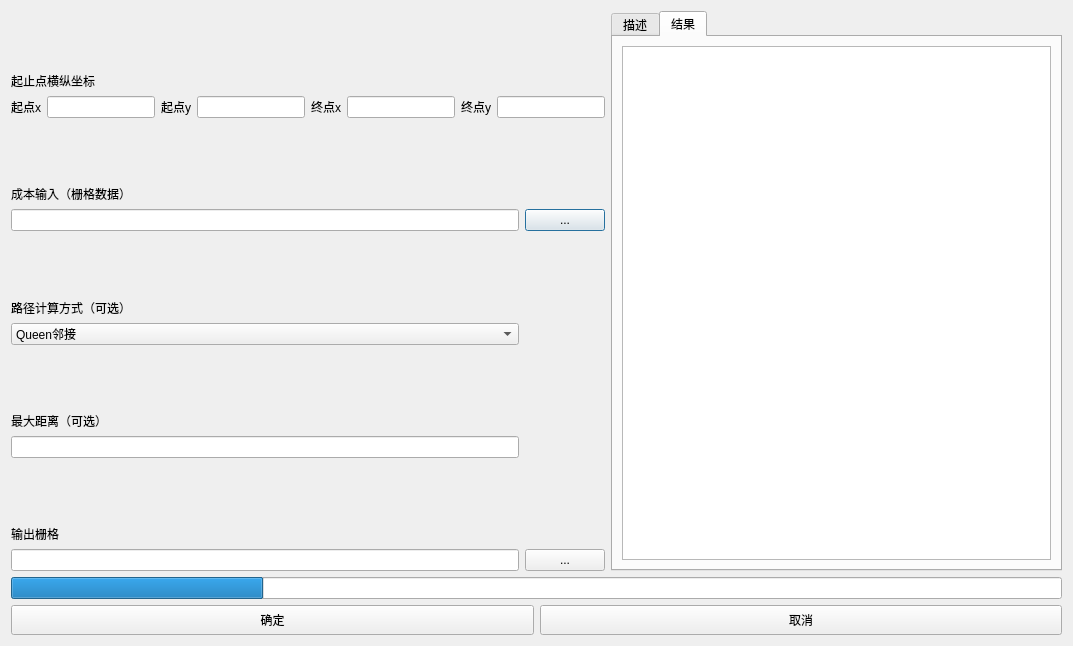
Before: the Qt Designer form shortest_path/shortest_path_dialog_base.ui in TianyouCheng/Shortest-Path-QGIS-Plugin, drawn with Qt 5.
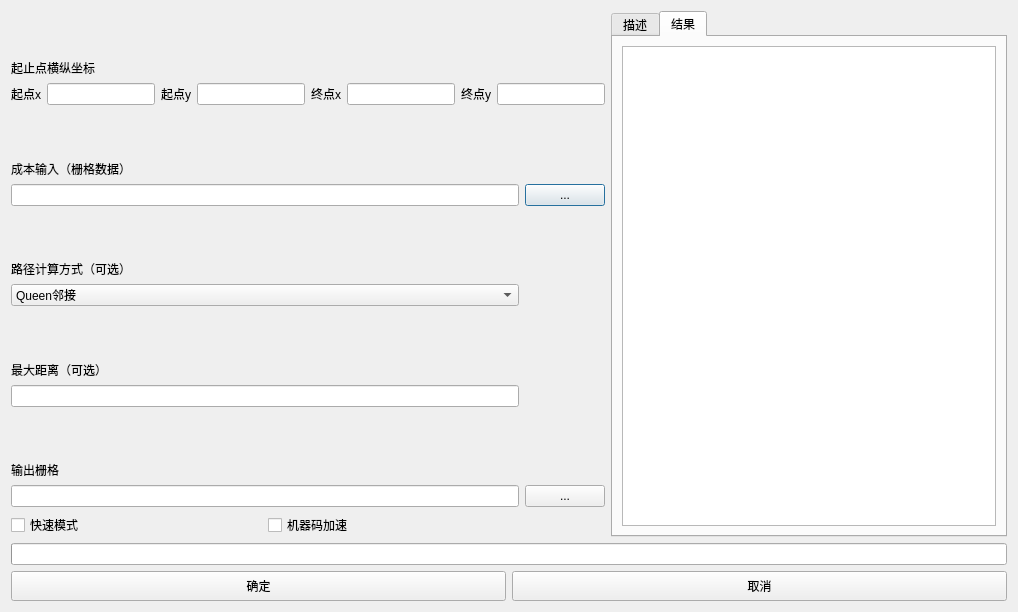
After: the same form once the commit is applied.

Diff of the .ui file:
```diff
--- a/shortest_path/shortest_path_dialog_base.ui
+++ b/shortest_path/shortest_path_dialog_base.ui
@@ -6,8 +6,8 @@
    <rect>
     <x>0</x>
     <y>0</y>
-    <width>1073</width>
-    <height>646</height>
+    <width>1018</width>
+    <height>612</height>
    </rect>
   </property>
   <property name="windowTitle">
@@ -16,7 +16,7 @@
   <layout class="QGridLayout" name="gridLayout_3">
    <item row="0" column="0" colspan="2">
     <layout class="QGridLayout" name="gridLayout_2">
-     <item row="0" column="0">
+     <item row="0" column="0" colspan="2">
       <widget class="QLabel" name="label">
        <property name="lineWidth">
         <number>1</number>
@@ -35,7 +35,7 @@
        </property>
       </widget>
      </item>
-     <item row="0" column="2" rowspan="10">
+     <item row="0" column="3" rowspan="11">
       <widget class="QTabWidget" name="tabWidget">
        <property name="minimumSize">
         <size>
@@ -68,7 +68,7 @@
        </widget>
       </widget>
      </item>
-     <item row="1" column="0" colspan="2">
+     <item row="1" column="0" colspan="3">
       <layout class="QGridLayout" name="gridLayout">
        <item row="0" column="0">
         <widget class="QLabel" name="label_9">
@@ -131,7 +131,7 @@
        </item>
       </layout>
      </item>
-     <item row="2" column="0">
+     <item row="2" column="0" colspan="2">
       <widget class="QLabel" name="label_3">
        <property name="text">
         <string>成本输入（栅格数据）</string>
@@ -144,17 +144,23 @@
        </property>
       </widget>
      </item>
-     <item row="3" column="0">
+     <item row="3" column="0" colspan="2">
       <widget class="QLineEdit" name="line_cost"/>
      </item>
-     <item row="3" column="1">
+     <item row="3" column="2">
       <widget class="QPushButton" name="bt_loadcost">
+       <property name="maximumSize">
+        <size>
+         <width>80</width>
+         <height>16777215</height>
+        </size>
+       </property>
        <property name="text">
         <string>...</string>
        </property>
       </widget>
      </item>
-     <item row="4" column="0">
+     <item row="4" column="0" colspan="2">
       <widget class="QLabel" name="label_7">
        <property name="text">
         <string>路径计算方式（可选）</string>
@@ -167,21 +173,7 @@
        </property>
       </widget>
      </item>
-     <item row="5" column="0">
-      <widget class="QComboBox" name="cb_path">
-       <item>
-        <property name="text">
-         <string>Queen邻接</string>
-        </property>
-       </item>
-       <item>
-        <property name="text">
-         <string>Rook邻接</string>
-        </property>
-       </item>
-      </widget>
-     </item>
-     <item row="6" column="0">
+     <item row="6" column="0" colspan="2">
       <widget class="QLabel" name="label_4">
        <property name="text">
         <string>最大距离（可选）</string>
@@ -194,7 +186,7 @@
        </property>
       </widget>
      </item>
-     <item row="7" column="0">
+     <item row="7" column="0" colspan="2">
       <widget class="QLineEdit" name="line_maxdis"/>
      </item>
      <item row="8" column="0">
@@ -210,22 +202,56 @@
        </property>
       </widget>
      </item>
-     <item row="9" column="0">
+     <item row="9" column="0" colspan="2">
       <widget class="QLineEdit" name="line_export"/>
      </item>
-     <item row="9" column="1">
+     <item row="9" column="2">
       <widget class="QPushButton" name="bt_export">
+       <property name="maximumSize">
+        <size>
+         <width>80</width>
+         <height>16777215</height>
+        </size>
+       </property>
        <property name="text">
         <string>...</string>
        </property>
       </widget>
      </item>
+     <item row="10" column="0">
+      <widget class="QCheckBox" name="checkBoxs_FastMode">
+       <property name="text">
+        <string>快速模式</string>
+       </property>
+      </widget>
+     </item>
+     <item row="10" column="1">
+      <widget class="QCheckBox" name="checkBox_MachineLang">
+       <property name="text">
+        <string>机器码加速</string>
+       </property>
+      </widget>
+     </item>
+     <item row="5" column="0" colspan="2">
+      <widget class="QComboBox" name="cb_path">
+       <item>
+        <property name="text">
+         <string>Queen邻接</string>
+        </property>
+       </item>
+       <item>
+        <property name="text">
+         <string>Rook邻接</string>
+        </property>
+       </item>
+      </widget>
+     </item>
     </layout>
    </item>
    <item row="1" column="0" colspan="2">
     <widget class="QProgressBar" name="progressBar">
      <property name="value">
-      <number>24</number>
+      <number>0</number>
      </property>
      <property name="textVisible">
       <bool>false</bool>
```
